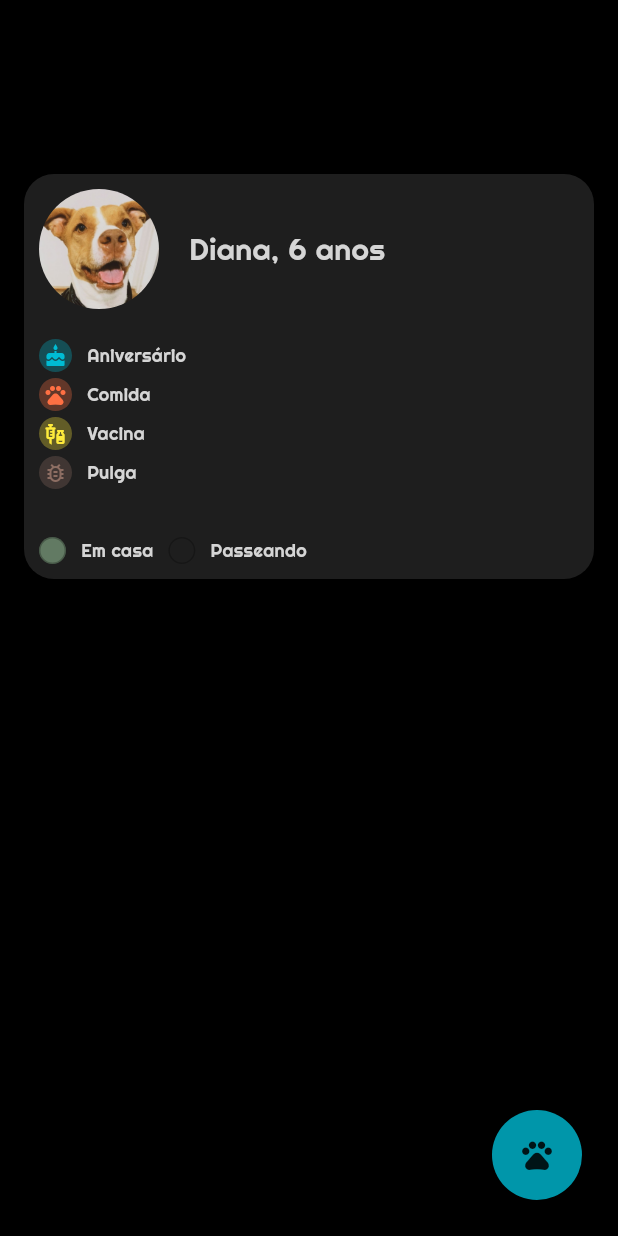
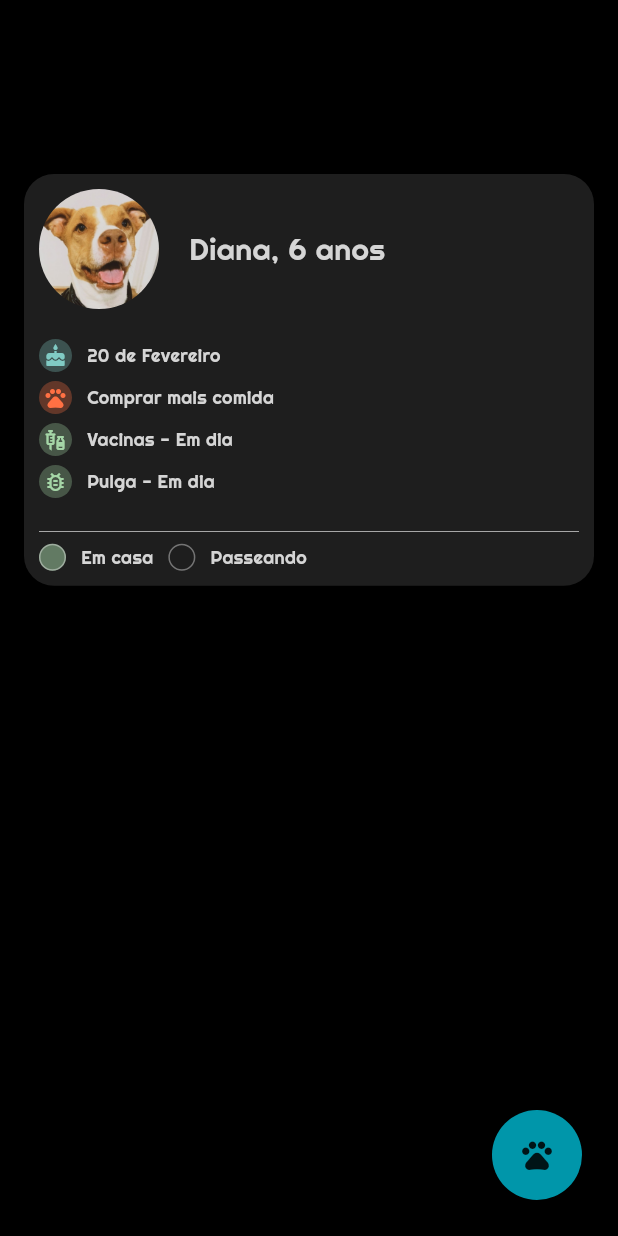
Before and after one commit to AndreNagem1/AmigoPet, a Flutter app: the screen it shows after launch, on a phone screen of 412 x 824 dp. Run offline on Flutter 3.47's test engine with Material 3 defaults, Android fonts, the light colour scheme and no system bars; our stand-ins replace fl_chart, google_fonts.

Commit message:
adjusted home screen

```diff
--- a/lib/home/presentation/pet_dialog/pet_dialog.dart
+++ b/lib/home/presentation/pet_dialog/pet_dialog.dart
@@ -1,4 +1,5 @@
 import 'package:amigo_pet/colors/app_colors.dart';
+import 'package:amigo_pet/common_ui/divider.dart';
 import 'package:amigo_pet/home/presentation/pet_dialog/pet_dialog_item.dart';
 import 'package:amigo_pet/home/presentation/pet_dialog/status_row.dart';
 import 'package:flutter/cupertino.dart';
@@ -49,28 +50,30 @@ class PetDialog extends StatelessWidget {
             SizedBox(height: 20),
             PetDialogItem(
               icon: Icons.cake,
-              iconColor: AppColors.cyan,
-              label: 'Aniversário',
+              iconColor: AppColors.lightTeal,
+              label: '20 de Fevereiro',
             ),
-            SizedBox(height: 2),
+            SizedBox(height: 4),
             PetDialogItem(
               icon: Icons.pets_outlined,
               iconColor: AppColors.orange,
-              label: 'Comida',
+              label: 'Comprar mais comida',
             ),
-            SizedBox(height: 2),
+            SizedBox(height: 4),
             PetDialogItem(
               icon: Icons.vaccines,
-              iconColor: AppColors.yellow,
-              label: 'Vacina',
+              iconColor: AppColors.warmGreen,
+              label: 'Vacinas - Em dia',
             ),
-            SizedBox(height: 2),
+            SizedBox(height: 4),
             PetDialogItem(
               icon: Icons.bug_report_outlined,
-              iconColor: AppColors.brown,
-              label: 'Pulga',
+              iconColor: AppColors.warmGreen,
+              label: 'Pulga - Em dia',
             ),
-            SizedBox(height: 30),
+            SizedBox(height: 20),
+            AppDivider(),
+            SizedBox(height: 8),
             Row(
               children: [
                 StatusRow(
--- a/lib/home/presentation/pet_dialog/status_row.dart
+++ b/lib/home/presentation/pet_dialog/status_row.dart
@@ -31,7 +31,7 @@ class StatusRow extends StatelessWidget {
               bottomRight: Radius.circular(30),
             ),
             border: Border.all(
-              color: Colors.black26,
+              color: Colors.white38,
               width: 1,
             ),
             color: color,
```
